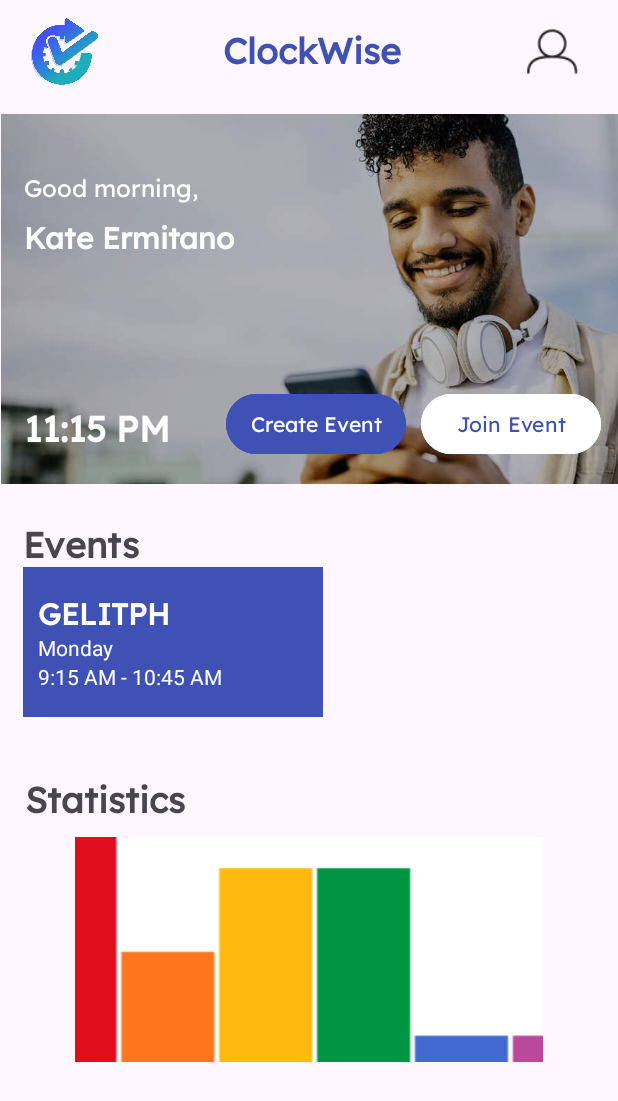
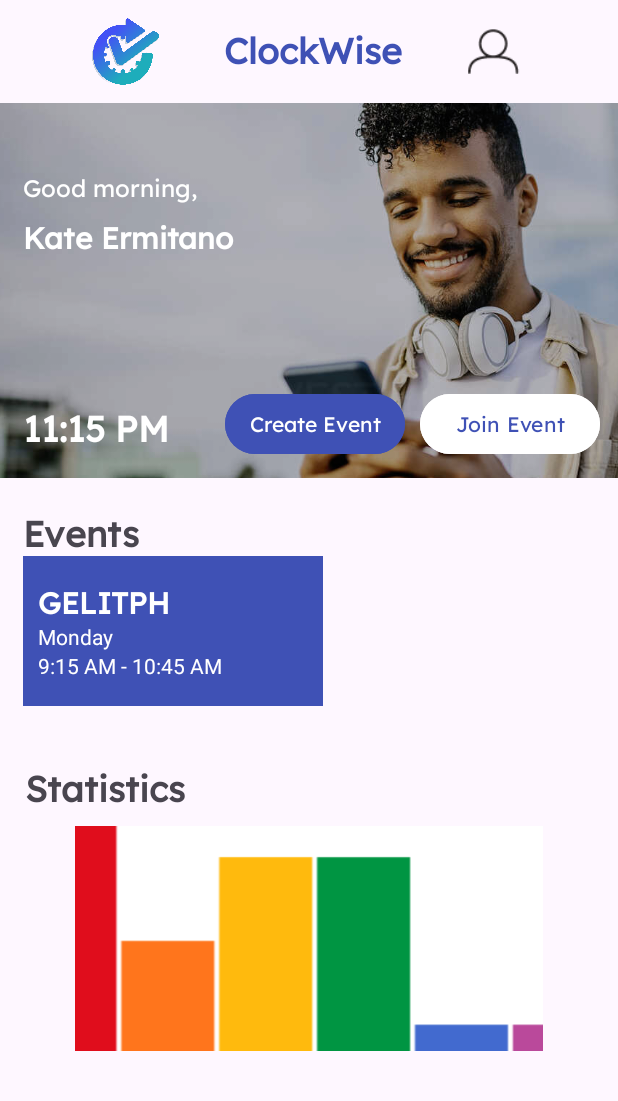
Before and after one commit to mitano-17/ClockWise_Application, an Android app: the dashboard screen opened directly, with no data from a screen before it, on a phone screen of 412 x 824 dp. Shown: the top 1101 px of the screen. Run offline under Robolectric (Android 15) with nearby library versions, the phone set to English and light mode, and no system bars.

Commit message:
fixed layout

```diff
--- a/app/src/main/res/layout/dashboard.xml
+++ b/app/src/main/res/layout/dashboard.xml
@@ -8,7 +8,7 @@
 
     <LinearLayout
         android:id="@+id/toolBarTopLL"
-        android:layout_width="match_parent"
+        android:layout_width="wrap_content"
         android:layout_height="wrap_content"
         android:layout_marginTop="1dp"
         android:gravity="center_horizontal"
@@ -23,7 +23,6 @@
             android:layout_height="47dp"
             android:layout_marginStart="10dp"
             android:layout_marginTop="10dp"
-            android:layout_marginEnd="40dp"
             android:layout_marginBottom="10dp"
             app:layout_constraintBottom_toBottomOf="@+id/toolbar"
             app:layout_constraintEnd_toStartOf="@+id/logoText"
@@ -53,7 +52,6 @@
             android:id="@+id/userTop"
             android:layout_width="41dp"
             android:layout_height="46dp"
-            android:layout_marginStart="40dp"
             android:layout_marginTop="10dp"
             android:layout_marginEnd="16dp"
             android:layout_marginBottom="10dp"
@@ -66,10 +64,10 @@
             app:srcCompat="@drawable/user" />
     </LinearLayout>
 
-    <FrameLayout
+    <RelativeLayout
         android:id="@+id/frameLayout"
-        android:layout_width="411dp"
-        android:layout_height="257dp"
+        android:layout_width="match_parent"
+        android:layout_height="250dp"
         app:layout_constraintEnd_toEndOf="parent"
         app:layout_constraintStart_toStartOf="parent"
         app:layout_constraintTop_toBottomOf="@+id/toolBarTopLL">
@@ -78,12 +76,12 @@
             android:id="@+id/imageGreetIv"
             android:layout_width="match_parent"
             android:layout_height="match_parent"
-            android:layout_marginTop="4dp"
             app:layout_constraintEnd_toEndOf="parent"
             app:layout_constraintHorizontal_bias="1.0"
             app:layout_constraintStart_toStartOf="parent"
             app:layout_constraintTop_toBottomOf="@+id/toolbar"
-            app:srcCompat="@drawable/stock" />
+            app:srcCompat="@drawable/stock"
+            android:scaleType="centerCrop"/>
 
         <TextView
             android:id="@+id/greetingTv"
@@ -152,7 +150,7 @@
             android:textColor="#3F51B5"
             android:textSize="14sp" />
 
-    </FrameLayout>
+    </RelativeLayout>
 
     <LinearLayout
         android:id="@+id/eventsLL"
```
